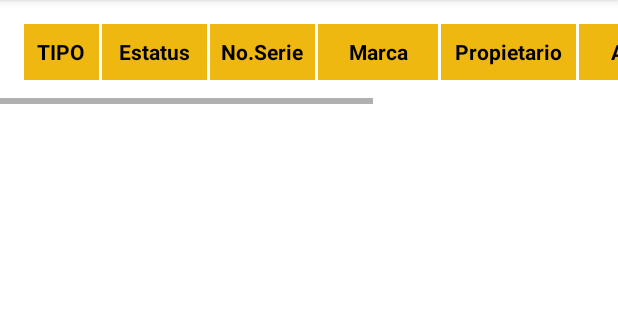
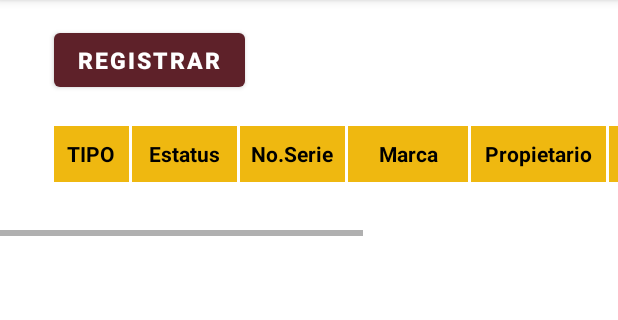
Before and after one commit to Eimee8/INVENTARIO_PuebloViejo, an Android app: the fragment GalleryFragment shown on its own in the app's theme, on a phone screen of 412 x 824 dp, the part 84-404 px from its top. Run offline under Robolectric (Android 15) with nearby library versions, the phone set to English and light mode, and no system bars.

Commit message:
boton registrar cambio de activos por equipos

```diff
--- a/app/src/main/res/layout/fragment_gallery.xml
+++ b/app/src/main/res/layout/fragment_gallery.xml
@@ -8,23 +8,42 @@
     tools:context=".ui.gallery.GalleryFragment">
 
 
+
     <androidx.constraintlayout.widget.ConstraintLayout
         android:layout_width="wrap_content"
         android:layout_height="match_parent"
         android:padding="16dp">
 
+        <Button
+            android:id="@+id/registrar"
+            android:layout_width="match_parent"
+            android:layout_height="match_parent"
+            android:layout_marginStart="20dp"
+            android:layout_marginBottom="20dp"
+            android:text="Registrar"
+            android:textColor="@color/white"
+            android:textSize="15dp"
+            android:textStyle="bold"
+            app:layout_constraintBottom_toTopOf="@+id/piece1"
+            app:layout_constraintStart_toStartOf="parent">
+
+        </Button>
 
         <TextView
             android:id="@+id/piece1"
             android:layout_width="50dp"
             android:layout_height="37dp"
+            android:layout_marginStart="20dp"
+            android:layout_marginBottom="20dp"
             android:background="@color/dorado"
             android:gravity="center"
             android:text="TIPO"
             android:textColor="@color/black"
             android:textStyle="bold"
             app:layout_constraintBottom_toBottomOf="parent"
-            app:layout_constraintStart_toStartOf="parent" />
+            app:layout_constraintStart_toStartOf="parent">
+        </TextView>
+
 
         <TextView
             android:id="@+id/block2"
--- a/app/src/main/res/menu/activity_main_drawer.xml
+++ b/app/src/main/res/menu/activity_main_drawer.xml
@@ -11,7 +11,7 @@
         <item
             android:id="@+id/nav_gallery"
             android:icon="@drawable/baseline_edit_attributes_24"
-            android:title="Activos" />
+            android:title="Equipos" />
         <item
             android:id="@+id/nav_slideshow"
             android:icon="@drawable/baseline_event_24"
```
